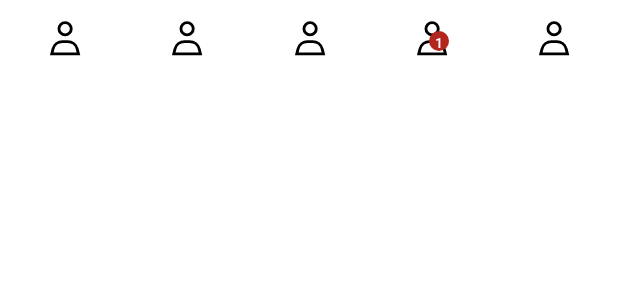
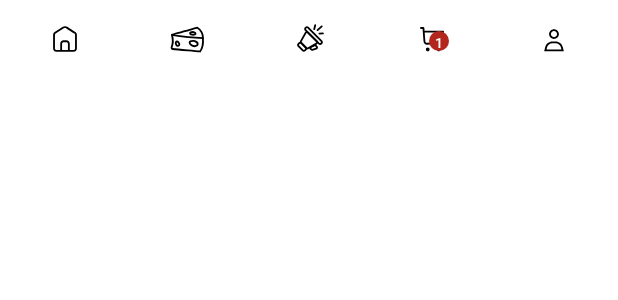
Before and after one commit to Riba4koff/cheese-android, an Android app built with Jetpack Compose: the @Preview function PreviewBottomBar, on a phone screen of 412 x 824 dp. Shown: the top 300 px of the screen. Run offline under Robolectric (Android 15) with nearby library versions, the light colour scheme and no system bars.

Commit message:
added normal bottom bar icons

```diff
--- a/app/src/main/java/ru/antares/cheese_android/presentation/navigation/bottomBar/BottomBar.kt
+++ b/app/src/main/java/ru/antares/cheese_android/presentation/navigation/bottomBar/BottomBar.kt
@@ -109,6 +109,7 @@ private fun SelectedPageBackground(
         targetValue = if (destination.route == currentRoute) CheeseTheme.colors.accent
         else CheeseTheme.colors.primary, label = "Animation of changing  of background bottom bar button"
     )
+    val iconSize = 64.dp
     Box(
         modifier = Modifier
             .width(54.dp)
@@ -118,7 +119,7 @@ private fun SelectedPageBackground(
     ) {
         Icon(
             modifier = Modifier
-                .size(24.dp)
+                .size(iconSize)
                 .align(Alignment.Center),
             painter = painterResource(id = destination.icon),
             contentDescription = null,
--- a/app/src/main/res/drawable/bottom_bar_cart_icon.xml
+++ b/app/src/main/res/drawable/bottom_bar_cart_icon.xml
@@ -1,4 +1,21 @@
-<vector android:height="24dp" android:viewportHeight="960"
-    android:viewportWidth="960" android:width="24dp" xmlns:android="http://schemas.android.com/apk/res/android">
-  <path android:fillColor="#FF000000" android:pathData="M286.79,879Q257,879 236,857.79q-21,-21.21 -21,-51Q215,777 236.21,756q21.21,-21 51,-21Q317,735 338,756.21q21,21.21 21,51Q359,837 337.79,858q-21.21,21 -51,21ZM686.79,879Q657,879 636,857.79q-21,-21.21 -21,-51Q615,777 636.21,756q21.21,-21 51,-21Q717,735 738,756.21q21,21.21 21,51Q759,837 737.79,858q-21.21,21 -51,21ZM235,219l110,228h288l125,-228L235,219ZM205,159h589.07q22.96,0 34.94,21Q841,201 829,222L694,465q-11,19 -28.56,30.5Q647.88,507 627,507L324,507l-56,104h491v60L277,671q-42,0 -60.5,-28t0.5,-63l64,-118 -152,-322L51,140v-60h117l37,79ZM345,447h288,-288Z"/>
+<vector xmlns:android="http://schemas.android.com/apk/res/android"
+    android:width="44dp"
+    android:height="44dp"
+    android:viewportWidth="44"
+    android:viewportHeight="44">
+  <group>
+    <clip-path
+        android:pathData="M10,10h24v24h-24z"/>
+    <path
+        android:pathData="M13,12.25C12.586,12.25 12.25,12.586 12.25,13C12.25,13.414 12.586,13.75 13,13.75V12.25ZM15,13L15.748,12.943C15.718,12.552 15.392,12.25 15,12.25V13ZM31,16L31.745,16.083C31.769,15.871 31.701,15.659 31.559,15.5C31.417,15.341 31.213,15.25 31,15.25V16ZM15.231,16L14.483,16.058L15.231,16ZM28.339,25.119L28.392,25.867L28.339,25.119ZM17.984,25.858L17.931,25.11L17.984,25.858ZM13,13.75H15V12.25H13V13.75ZM18.038,26.606L28.392,25.867L28.285,24.371L17.931,25.11L18.038,26.606ZM30.929,23.427L31.745,16.083L30.255,15.917L29.438,23.262L30.929,23.427ZM14.252,13.057L14.483,16.058L15.979,15.943L15.748,12.943L14.252,13.057ZM14.483,16.058L15.1,24.074L16.595,23.959L15.979,15.943L14.483,16.058ZM31,15.25H15.231V16.75H31V15.25ZM28.392,25.867C29.716,25.772 30.783,24.746 30.929,23.427L29.438,23.262C29.372,23.861 28.887,24.328 28.285,24.371L28.392,25.867ZM17.931,25.11C17.245,25.159 16.648,24.645 16.595,23.959L15.1,24.074C15.216,25.583 16.528,26.714 18.038,26.606L17.931,25.11Z"
+        android:fillColor="#000000"/>
+    <path
+        android:pathData="M17,30.5C17,29.672 17.672,29 18.5,29H18.51C19.338,29 20.01,29.672 20.01,30.5V30.51C20.01,31.338 19.338,32.01 18.51,32.01H18.5C17.672,32.01 17,31.338 17,30.51V30.5Z"
+        android:fillColor="#000000"
+        android:fillType="evenOdd"/>
+    <path
+        android:pathData="M26,30.5C26,29.672 26.672,29 27.5,29H27.51C28.338,29 29.01,29.672 29.01,30.5V30.51C29.01,31.338 28.338,32.01 27.51,32.01H27.5C26.672,32.01 26,31.338 26,30.51V30.5Z"
+        android:fillColor="#000000"
+        android:fillType="evenOdd"/>
+  </group>
 </vector>
--- a/app/src/main/res/drawable/bottom_bar_catalog_icon.xml
+++ b/app/src/main/res/drawable/bottom_bar_catalog_icon.xml
@@ -1,18 +1,18 @@
 <vector xmlns:android="http://schemas.android.com/apk/res/android"
-    android:width="24dp"
-    android:height="24dp"
+    android:width="44dp"
+    android:height="44dp"
     android:viewportWidth="44"
     android:viewportHeight="44">
   <group>
     <clip-path
         android:pathData="M0,0h44v44h-44z"/>
     <path
-        android:pathData="M9.687,18.587C9.696,18.587 15.348,19.686 22.966,20.455C26.357,20.798 30.405,21.102 35.003,21.238C35.029,20.394 34.978,18.534 33.95,16.542C32.811,14.329 31.125,13.226 30.421,12.818C27.063,13.752 9.225,18.587 9.687,18.587ZM9.687,18.587H9.685"
+        android:pathData="M9.687,18.587C9.696,18.587 15.348,19.686 22.966,20.455C26.357,20.798 30.405,21.102 35.003,21.238C35.029,20.394 34.978,18.534 33.95,16.542C32.811,14.33 31.125,13.226 30.421,12.819C27.063,13.752 9.225,18.587 9.687,18.587ZM9.687,18.587H9.685"
         android:strokeWidth="1.5"
         android:fillColor="#00000000"
         android:strokeColor="#000000"/>
     <path
-        android:pathData="M28.876,17.247C28.992,17.727 29.101,18.448 27.605,18.495C26.262,18.537 24.706,18.111 24.501,17.477C24.403,17.176 24.605,16.824 25.065,16.605C26.495,15.924 28.702,16.526 28.876,17.247Z"
+        android:pathData="M28.876,17.247C28.992,17.728 29.101,18.448 27.605,18.495C26.262,18.537 24.706,18.111 24.501,17.477C24.403,17.177 24.605,16.824 25.065,16.605C26.495,15.924 28.702,16.527 28.876,17.247Z"
         android:strokeWidth="1.5"
         android:fillColor="#00000000"
         android:strokeColor="#000000"/>
@@ -22,7 +22,7 @@
         android:fillColor="#00000000"
         android:strokeColor="#000000"/>
     <path
-        android:pathData="M30.74,26.045C30.679,26.924 29.558,27.624 28.657,27.816C26.428,28.295 23.879,26.039 24.126,24.81C24.302,23.931 25.924,23.494 27.036,23.52C28.821,23.56 30.826,24.819 30.74,26.045Z"
+        android:pathData="M30.74,26.045C30.679,26.924 29.558,27.624 28.657,27.816C26.428,28.296 23.879,26.039 24.126,24.81C24.302,23.932 25.924,23.495 27.036,23.52C28.821,23.56 30.826,24.819 30.74,26.045Z"
         android:strokeWidth="1.5"
         android:fillColor="#00000000"
         android:strokeColor="#000000"/>
--- a/app/src/main/res/drawable/bottom_bar_community_icon.xml
+++ b/app/src/main/res/drawable/bottom_bar_community_icon.xml
@@ -1,24 +1,34 @@
-<vector android:height="24dp" android:viewportHeight="28"
-    android:viewportWidth="27" android:width="24dp" xmlns:android="http://schemas.android.com/apk/res/android">
-  <path android:fillColor="#00000000"
-      android:pathData="M6.509,17.332L9.963,20.786A1.25,1.25 0,0 1,9.963 22.554L9.369,23.148A1.25,1.25 0,0 1,7.601 23.148L4.147,19.694A1.25,1.25 0,0 1,4.147 17.926L4.741,17.332A1.25,1.25 0,0 1,6.509 17.332z"
-      android:strokeColor="#000000" android:strokeWidth="1.5"/>
-  <path android:fillColor="#00000000"
-      android:pathData="M10.144,4.636C10.632,4.148 11.423,4.148 11.911,4.636L22.852,15.577C23.34,16.065 23.34,16.857 22.852,17.345L22.608,17.589C22.12,18.077 21.328,18.077 20.84,17.589L9.899,6.648C9.411,6.16 9.411,5.369 9.899,4.881L10.144,4.636Z"
-      android:strokeColor="#000000" android:strokeWidth="1.5"/>
-  <path android:fillColor="#00000000"
-      android:pathData="M9.92,8.905C10.326,8.186 11.307,8.052 11.892,8.637L18.941,15.685C19.525,16.27 19.391,17.25 18.672,17.657L11.965,21.448C11.476,21.725 10.863,21.641 10.466,21.244L6.333,17.111C5.936,16.714 5.852,16.101 6.129,15.612L9.92,8.905Z"
-      android:strokeColor="#000000" android:strokeWidth="1.5"/>
-  <path android:fillColor="#00000000"
-      android:pathData="M16.929,5.892L17.748,2.692"
-      android:strokeColor="#000000" android:strokeLineCap="round" android:strokeWidth="1.5"/>
-  <path android:fillColor="#00000000"
-      android:pathData="M21.206,9.504L24.039,9.282"
-      android:strokeColor="#000000" android:strokeLineCap="round" android:strokeWidth="1.5"/>
-  <path android:fillColor="#00000000"
-      android:pathData="M19.617,6.701L23.046,3.594"
-      android:strokeColor="#000000" android:strokeLineCap="round" android:strokeWidth="1.5"/>
-  <path android:fillColor="#00000000"
-      android:pathData="M14.451,22.423L14.027,22C13.533,21.506 13.685,20.671 14.32,20.382L17.044,19.144C17.423,18.972 17.87,19.053 18.165,19.348L18.968,20.151C19.51,20.693 19.266,21.618 18.527,21.822L15.424,22.68C15.077,22.776 14.705,22.678 14.451,22.423Z"
-      android:strokeColor="#000000" android:strokeLineCap="round" android:strokeWidth="1.5"/>
+<vector xmlns:android="http://schemas.android.com/apk/res/android"
+    android:width="44dp"
+    android:height="44dp"
+    android:viewportWidth="44"
+    android:viewportHeight="44">
+  <path
+      android:pathData="M17.933,29.424L14.479,25.97C14.283,25.775 13.967,25.775 13.771,25.97L13.177,26.564C12.982,26.76 12.982,27.076 13.177,27.271L16.631,30.726C16.826,30.921 17.143,30.921 17.338,30.726L17.933,30.131C18.128,29.936 18.128,29.619 17.933,29.424ZM15.539,24.91C14.758,24.128 13.492,24.128 12.711,24.91L12.117,25.504C11.336,26.285 11.336,27.551 12.117,28.332L15.571,31.786C16.352,32.567 17.618,32.567 18.399,31.786L18.993,31.192C19.774,30.411 19.774,29.145 18.993,28.364L15.539,24.91Z"
+      android:fillColor="#000000"
+      android:fillType="evenOdd"/>
+  <path
+      android:pathData="M30.822,24.215L19.881,13.274C19.686,13.079 19.369,13.079 19.174,13.274L18.93,13.519C18.734,13.714 18.734,14.03 18.93,14.226L29.87,25.166C30.066,25.362 30.382,25.362 30.577,25.166L30.822,24.922C31.017,24.727 31.017,24.41 30.822,24.215ZM20.942,12.214C20.16,11.433 18.894,11.433 18.113,12.214L17.869,12.458C17.088,13.239 17.088,14.505 17.869,15.286L28.81,26.227C29.591,27.008 30.857,27.008 31.638,26.227L31.882,25.983C32.663,25.202 32.663,23.935 31.882,23.154L20.942,12.214Z"
+      android:fillColor="#000000"
+      android:fillType="evenOdd"/>
+  <path
+      android:pathData="M26.91,24.323L19.861,17.274C19.627,17.041 19.235,17.094 19.072,17.382L15.281,24.089C15.171,24.285 15.204,24.53 15.363,24.689L19.496,28.821C19.655,28.98 19.9,29.014 20.095,28.903L26.802,25.112C27.09,24.949 27.144,24.557 26.91,24.323ZM20.922,16.214C19.987,15.279 18.417,15.493 17.767,16.644L13.976,23.351C13.533,24.133 13.667,25.114 14.302,25.749L18.435,29.882C19.07,30.517 20.051,30.651 20.833,30.209L27.541,26.418C28.692,25.767 28.906,24.198 27.971,23.263L20.922,16.214Z"
+      android:fillColor="#000000"
+      android:fillType="evenOdd"/>
+  <path
+      android:pathData="M26.434,10.073C26.835,10.176 27.077,10.584 26.975,10.986L26.155,14.185C26.052,14.587 25.644,14.829 25.243,14.726C24.841,14.623 24.599,14.215 24.702,13.813L25.521,10.613C25.624,10.212 26.033,9.97 26.434,10.073Z"
+      android:fillColor="#000000"
+      android:fillType="evenOdd"/>
+  <path
+      android:pathData="M33.287,17.331C33.254,16.918 32.893,16.609 32.48,16.642L29.647,16.864C29.234,16.897 28.925,17.258 28.958,17.671C28.99,18.083 29.351,18.392 29.764,18.36L32.598,18.137C33.011,18.105 33.319,17.744 33.287,17.331Z"
+      android:fillColor="#000000"
+      android:fillType="evenOdd"/>
+  <path
+      android:pathData="M32.102,11.198C32.38,11.505 32.357,11.98 32.05,12.258L28.621,15.364C28.313,15.642 27.839,15.619 27.561,15.312C27.283,15.005 27.306,14.531 27.613,14.253L31.043,11.146C31.35,10.868 31.824,10.891 32.102,11.198Z"
+      android:fillColor="#000000"
+      android:fillType="evenOdd"/>
+  <path
+      android:pathData="M25.233,26.569C25.897,26.267 26.678,26.409 27.194,26.925L27.997,27.728C28.946,28.676 28.519,30.295 27.227,30.652L24.124,31.511C23.516,31.679 22.865,31.507 22.42,31.061L21.996,30.638C21.132,29.774 21.397,28.313 22.509,27.807L25.233,26.569ZM26.134,27.986C26.06,27.912 25.948,27.892 25.854,27.935L23.13,29.173C22.971,29.245 22.933,29.454 23.057,29.577L23.48,30.001C23.544,30.064 23.637,30.089 23.724,30.065L26.827,29.207C27.011,29.156 27.072,28.924 26.937,28.789L26.134,27.986Z"
+      android:fillColor="#000000"
+      android:fillType="evenOdd"/>
 </vector>
--- a/app/src/main/res/drawable/bottom_bar_home_icon.xml
+++ b/app/src/main/res/drawable/bottom_bar_home_icon.xml
@@ -1,9 +1,10 @@
 <vector xmlns:android="http://schemas.android.com/apk/res/android"
-    android:width="24dp"
-    android:height="24dp"
-    android:viewportWidth="960"
-    android:viewportHeight="960">
+    android:width="44dp"
+    android:height="44dp"
+    android:viewportWidth="44"
+    android:viewportHeight="44">
   <path
-      android:fillColor="#FF000000"
-      android:pathData="M240,760h120v-240h240v240h120v-360L480,220 240,400v360ZM160,840v-480l320,-240 320,240v480L520,840v-240h-80v240L160,840ZM480,490Z"/>
+      android:pathData="M23.1,13.361C22.503,12.963 21.601,12.946 21.025,13.319L14.385,17.61C14.028,17.84 13.813,18.236 13.813,18.66V29.699C13.813,30.39 14.373,30.949 15.063,30.949H18.111V25.864C18.111,24.346 19.342,23.114 20.861,23.114H23.139C24.657,23.114 25.889,24.346 25.889,25.864V30.949H28.937C29.627,30.949 30.187,30.39 30.187,29.699V18.662C30.187,18.237 29.971,17.841 29.613,17.611C27.581,16.299 24.78,14.481 23.1,13.361ZM24.389,30.949V25.864C24.389,25.174 23.829,24.614 23.139,24.614H20.861C20.171,24.614 19.611,25.174 19.611,25.864V30.949H24.389ZM20.211,12.059C21.315,11.345 22.864,11.401 23.932,12.113C25.602,13.226 28.395,15.039 30.427,16.35C31.212,16.857 31.687,17.727 31.687,18.662V29.699C31.687,31.218 30.455,32.45 28.937,32.45H15.063C13.545,32.45 12.313,31.218 12.313,29.699V18.66C12.313,17.726 12.787,16.857 13.571,16.35L20.211,12.059Z"
+      android:fillColor="#000000"
+      android:fillType="evenOdd"/>
 </vector>
--- a/app/src/main/res/drawable/bottom_bar_profile_icon.xml
+++ b/app/src/main/res/drawable/bottom_bar_profile_icon.xml
@@ -1,12 +1,10 @@
-<?xml version="1.0" encoding="utf-8"?>
 <vector xmlns:android="http://schemas.android.com/apk/res/android"
-    android:width="17dp"
-    android:height="19dp"
-    android:viewportWidth="17"
-    android:viewportHeight="19">
-
+    android:width="44dp"
+    android:height="44dp"
+    android:viewportWidth="44"
+    android:viewportHeight="44">
   <path
-      android:strokeColor="#000000"
-      android:strokeWidth="1.5"
-      android:pathData="M11.75 4.09375C11.75 5.88868 10.2949 7.34375 8.5 7.34375C6.70507 7.34375 5.25 5.88868 5.25 4.09375C5.25 2.29882 6.70507 0.84375 8.5 0.84375C10.2949 0.84375 11.75 2.29882 11.75 4.09375ZM2.09141 14.8204C2.67569 12.4833 4.7756 10.8438 7.18466 10.8438H9.81534C12.2244 10.8438 14.3243 12.4833 14.9086 14.8204L15.5394 17.3438H1.46058L2.09141 14.8204Z" />
+      android:pathData="M22,20.5C23.381,20.5 24.5,19.381 24.5,18C24.5,16.619 23.381,15.5 22,15.5C20.619,15.5 19.5,16.619 19.5,18C19.5,19.381 20.619,20.5 22,20.5ZM20.685,25.5C18.62,25.5 16.82,26.905 16.319,28.909L15.921,30.5H28.079L27.681,28.909C27.18,26.905 25.38,25.5 23.315,25.5H20.685ZM29.136,28.545C28.468,25.874 26.069,24 23.315,24H20.685C17.931,24 15.532,25.874 14.864,28.545L14,32H30L29.136,28.545ZM26,18C26,20.209 24.209,22 22,22C19.791,22 18,20.209 18,18C18,15.791 19.791,14 22,14C24.209,14 26,15.791 26,18Z"
+      android:fillColor="#000000"
+      android:fillType="evenOdd"/>
 </vector>
```
Also changed, not shown: app/src/main/java/ru/antares/cheese_android/presentation/navigation/bottomBar/BottomBarDestinations.kt (+4 -4 lines).
